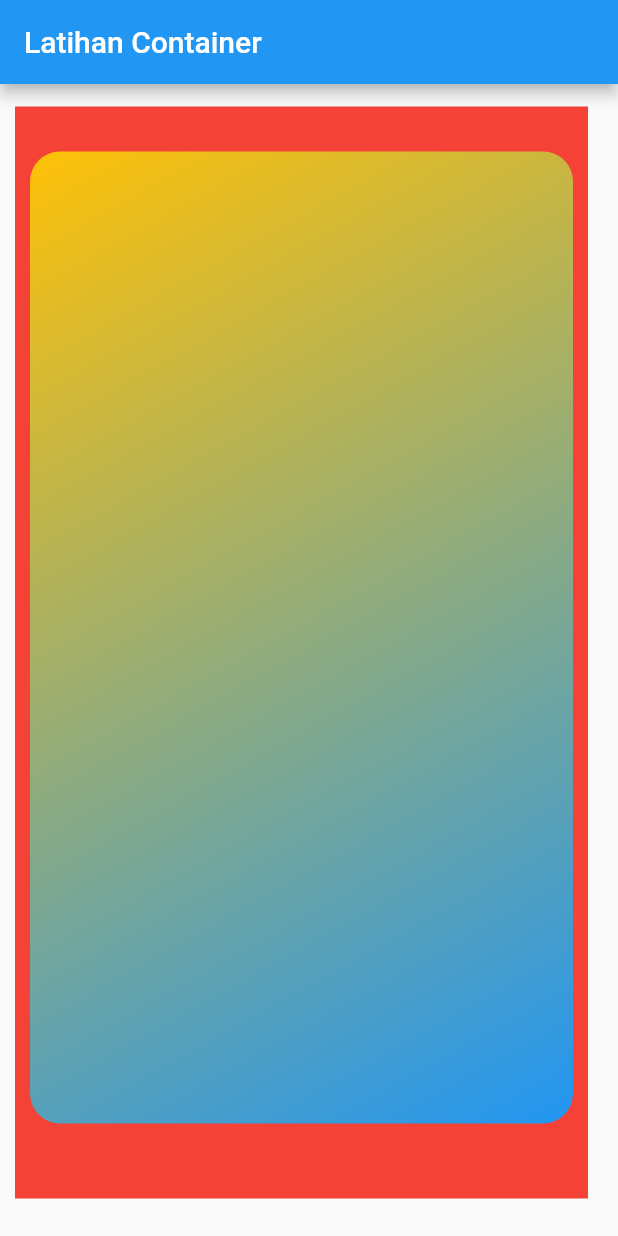
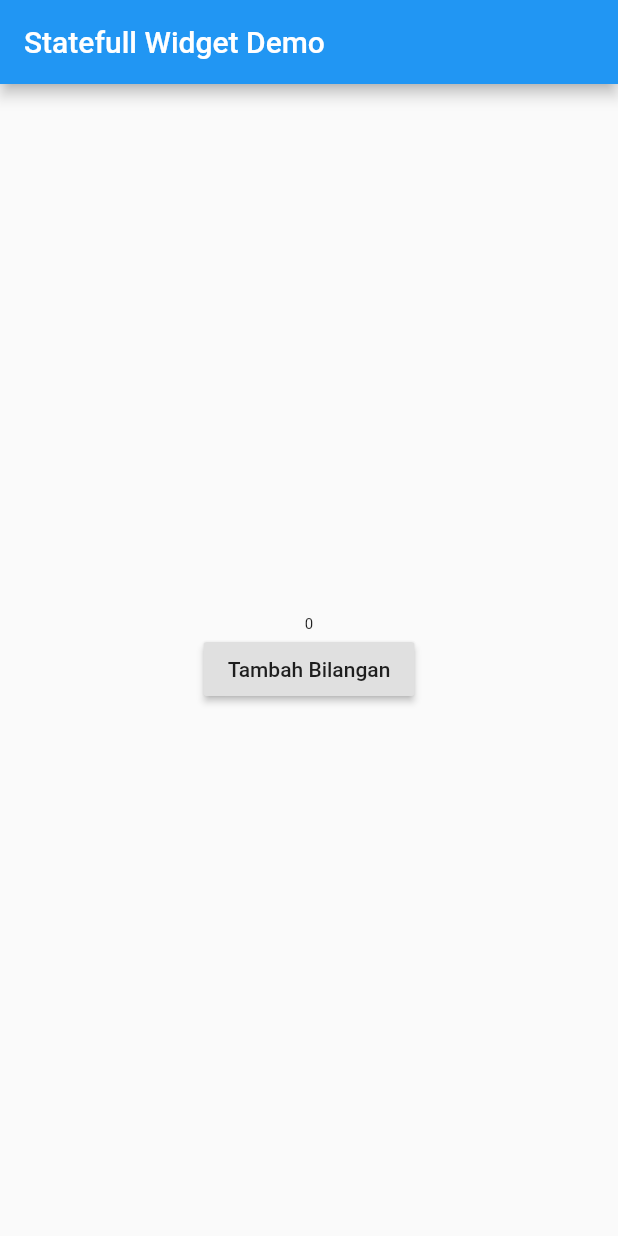
Before and after one commit to rivaldofez/flutter_learnerd, a Flutter app: the screen it shows after launch, on a phone screen of 412 x 824 dp. Run offline on Flutter 3.47's test engine with Material 2 defaults, Android fonts, the phone set to English and light mode, and no system bars.

Commit message:
using simple stateful widget

```diff
--- a/lib/main.dart
+++ b/lib/main.dart
@@ -2,26 +2,37 @@ import 'package:flutter/material.dart';
 
 void main() => runApp(MyApp());
 
-class MyApp extends StatelessWidget {
+class MyApp extends StatefulWidget {
+  @override
+  _MyAppState createState() => _MyAppState();
+}
+
+class _MyAppState extends State<MyApp> {
+  int number = 0;
+
+  void tekanTombol(){
+    setState(() {
+      number = number + 1;
+    });
+  }
+
   @override
   Widget build(BuildContext context) {
     return MaterialApp(
       home: Scaffold(
         appBar: AppBar(
-          title: Text("Latihan Container"),
+          title: Text("Statefull Widget Demo"),
         ),
-        body: Container(
-          color: Colors.red,
-          margin: EdgeInsets.fromLTRB(10, 15, 20, 25),
-          padding: EdgeInsets.only(bottom: 40, top: 20),
-          child: Container(
-            margin: EdgeInsets.all(10),
-            decoration: BoxDecoration(
-                borderRadius: BorderRadius.circular(20),
-                gradient: LinearGradient(
-                    begin: Alignment.topLeft,
-                    end: Alignment.bottomRight,
-                    colors: <Color>[Colors.amber, Colors.blue])),
+        body: Center(
+          child: Column(
+            mainAxisAlignment: MainAxisAlignment.center,
+            children: [
+              Text(number.toString(),style: TextStyle(fontSize: 10 + number.toDouble()),),
+              RaisedButton(
+                child: Text("Tambah Bilangan"),
+                onPressed: tekanTombol,
+              ),
+            ],
           ),
         ),
       ),
```
